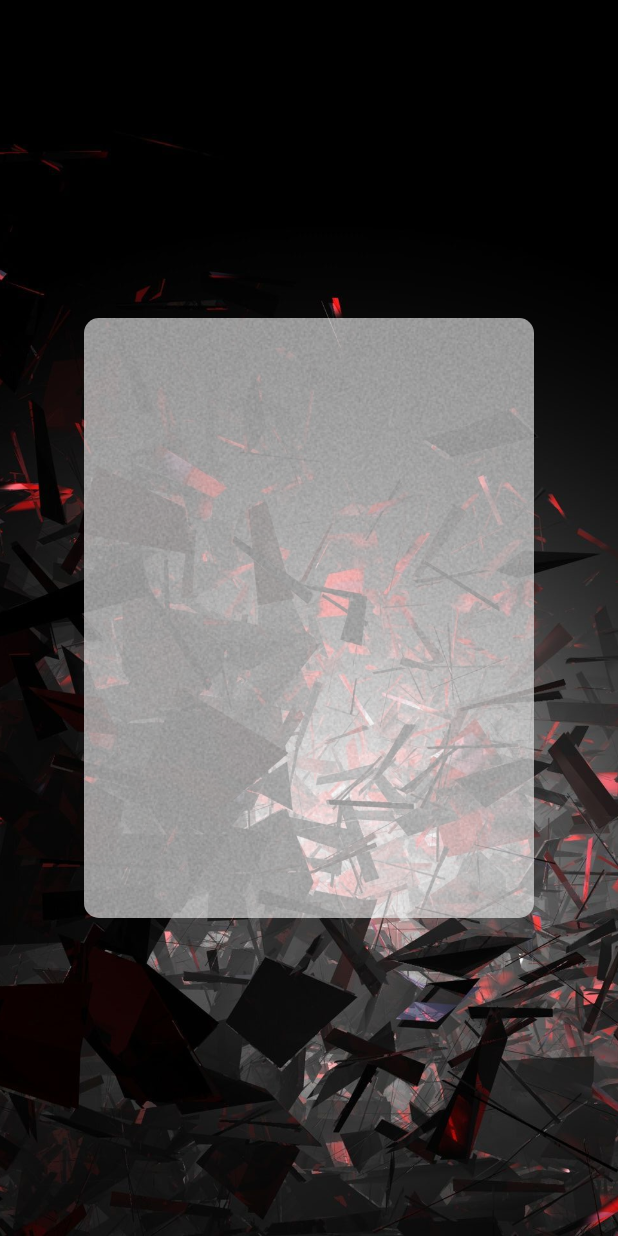
After one commit to BilalOsama15/TaskManagerApp, a Flutter app: the screen it shows after launch, on a phone screen of 412 x 824 dp. The commit adds this screen. Run offline on Flutter 3.47's test engine with Material 2 defaults, Android fonts, the phone set to English and light mode, and no system bars.

Commit message:
Login Page
Working on login and Signup page UI

```diff
--- /dev/null
+++ b/task_manager/lib/Login.dart
@@ -0,0 +1,29 @@
+import 'package:flutter/material.dart';
+
+class login extends StatefulWidget {
+  const login({super.key});
+
+  @override
+  State<login> createState() => _loginState();
+}
+
+class _loginState extends State<login> {
+  @override
+  Widget build(BuildContext context) {
+    return Scaffold(
+      body: Container(
+        alignment: Alignment.center,
+        decoration:BoxDecoration(
+          image: DecorationImage(image: AssetImage("assets/images/background.jpg"),fit: BoxFit.cover)
+        ) ,
+        child: Container(
+          height: 400,width: 300,decoration: BoxDecoration(
+            color: Colors.white.withOpacity(0.6),
+            image: DecorationImage(image: AssetImage("assets/images/noise.jpg"),fit: BoxFit.cover,opacity: 0.1),
+            borderRadius: BorderRadius.circular(10.0)
+          ),
+        ),
+      ),
+    );
+  }
+}
--- a/task_manager/lib/main.dart
+++ b/task_manager/lib/main.dart
@@ -1,5 +1,5 @@
 import 'package:flutter/material.dart';
-import 'package:task_manager/Tasks.dart';
+import 'package:task_manager/Login.dart';
 
 void main() {
   runApp(const MyApp());
@@ -20,7 +20,7 @@ class MyApp extends StatelessWidget {
 
       ),
       debugShowCheckedModeBanner: false,
-      home: const taskListing(),
+      home: const login(),
     );
   }
 }
--- a/task_manager/pubspec.yaml
+++ b/task_manager/pubspec.yaml
@@ -60,8 +60,8 @@ flutter:
   uses-material-design: true
 
   # To add assets to your application, add an assets section, like this:
-  # assets:
-  #   - images/a_dot_burr.jpeg
+  assets:
+    - assets/images/
   #   - images/a_dot_ham.jpeg
 
   # An image asset can refer to one or more resolution-specific "variants", see
```
Also changed, not shown: task_manager/assets/images/FB.png (added), task_manager/assets/images/background.jpg (added), task_manager/assets/images/google.png (added), task_manager/assets/images/noise.jpg (added).
